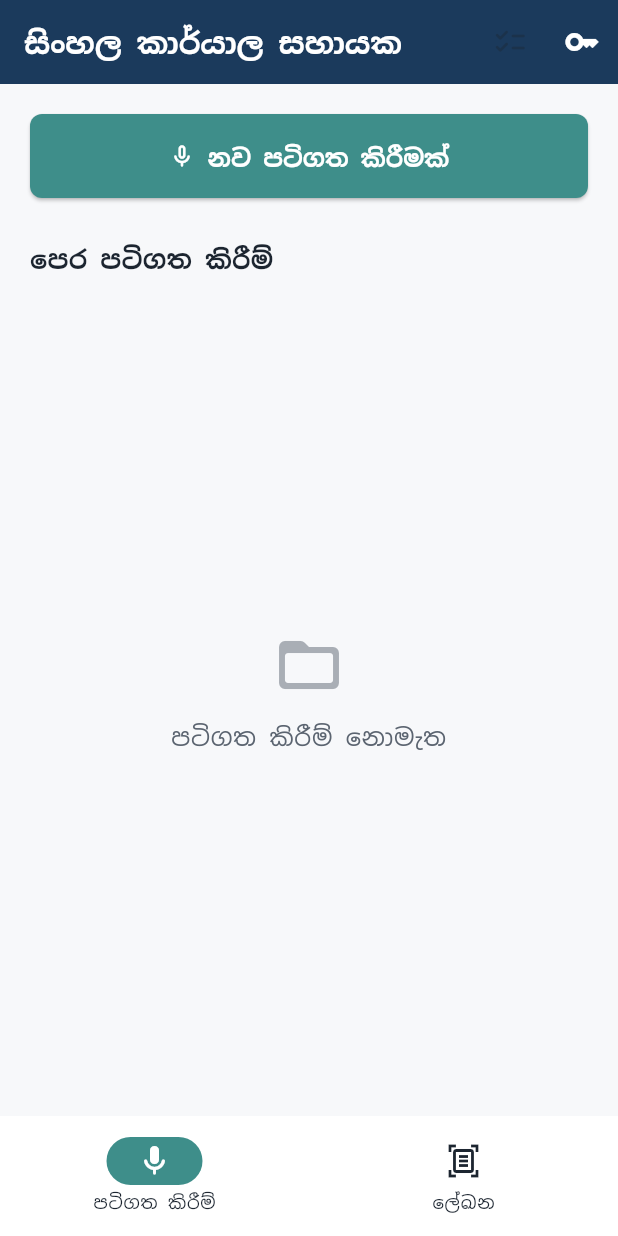
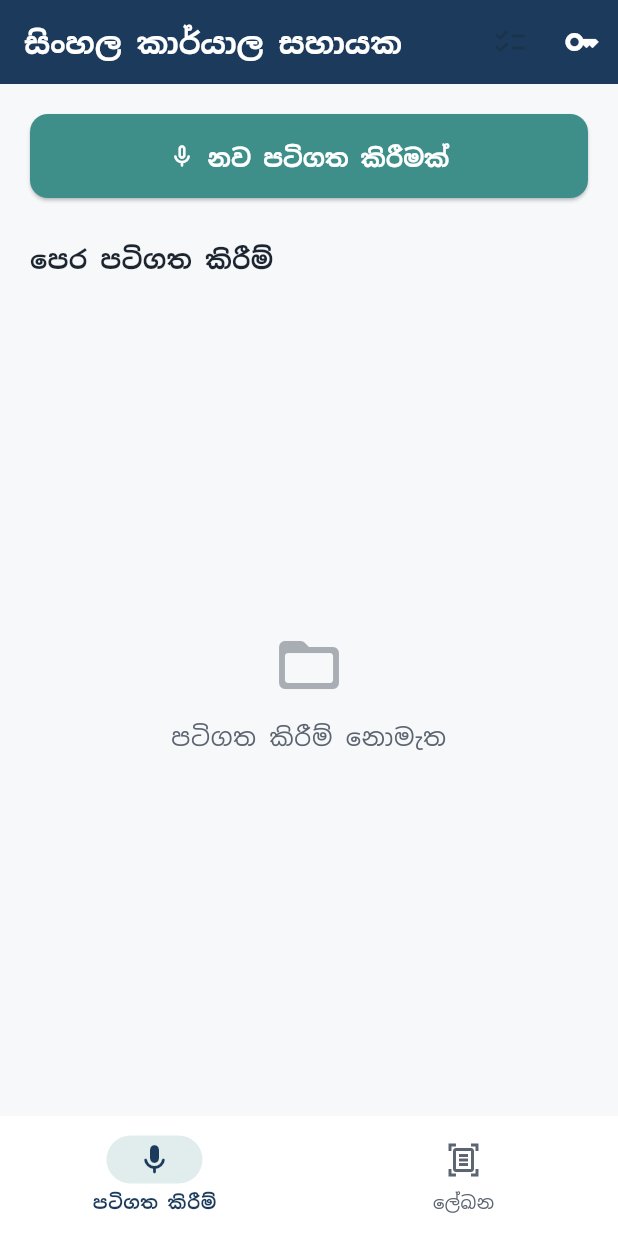
Before and after one commit to weenukarajapaksha/sinhala_office_assist, a Flutter app: the screen it shows after launch, on a phone screen of 412 x 824 dp. Run offline on Flutter 3.47's test engine with Material 3 defaults, Android fonts, the phone set to English and light mode, and no system bars; our stand-ins replace audioplayers, google_fonts, image_picker, pdf, printing, shared_preferences and 1 more; missing offline and left inert: dart:js_interop, record; Roboto replaces fonts that are missing (Noto Sans Sinhala).

Commit message:
Update app_theme.dart

```diff
--- a/lib/theme/app_theme.dart
+++ b/lib/theme/app_theme.dart
@@ -18,8 +18,13 @@ class AppTheme {
   static const Color textSecondary = Color(0xFF5B6470);
   static const Color divider = Color(0xFFE1E4E8);
 
-  static const double borderRadius = 8.0;
+  static const double borderRadius = 12.0;
   static const double sinhalaLineHeight = 1.5;
+
+  /// Standard duration/curve for the app's subtle, professional motion —
+  /// list entrances, AppBar crossfades, and expand/collapse transitions.
+  static const Duration motionDuration = Duration(milliseconds: 220);
+  static const Curve motionCurve = Curves.easeOutCubic;
 
   static ThemeData get lightTheme {
     final baseTextTheme = GoogleFonts.notoSansSinhalaTextTheme();
@@ -83,20 +88,32 @@ class AppTheme {
         onSurface: textPrimary,
       ),
       textTheme: textTheme,
+      pageTransitionsTheme: const PageTransitionsTheme(
+        builders: {
+          TargetPlatform.android: FadeForwardsPageTransitionsBuilder(),
+          TargetPlatform.iOS: FadeForwardsPageTransitionsBuilder(),
+          TargetPlatform.macOS: FadeForwardsPageTransitionsBuilder(),
+          TargetPlatform.windows: FadeForwardsPageTransitionsBuilder(),
+          TargetPlatform.linux: FadeForwardsPageTransitionsBuilder(),
+        },
+      ),
       appBarTheme: AppBarTheme(
         backgroundColor: primaryBlue,
         foregroundColor: surfaceWhite,
         elevation: 0,
+        scrolledUnderElevation: 2,
         centerTitle: false,
         titleTextStyle: textTheme.titleLarge?.copyWith(
           color: surfaceWhite,
           fontWeight: FontWeight.w600,
         ),
+        toolbarTextStyle: textTheme.bodyMedium,
       ),
       cardTheme: CardThemeData(
         color: surfaceWhite,
-        elevation: 1,
-        shadowColor: Colors.black.withValues(alpha: 0.08),
+        elevation: 2,
+        shadowColor: Colors.black.withValues(alpha: 0.10),
+        clipBehavior: Clip.antiAlias,
         shape: RoundedRectangleBorder(
           borderRadius: BorderRadius.circular(borderRadius),
         ),
@@ -113,6 +130,7 @@ class AppTheme {
             borderRadius: BorderRadius.circular(borderRadius),
           ),
           textStyle: textTheme.labelLarge,
+          animationDuration: motionDuration,
         ),
       ),
       outlinedButtonTheme: OutlinedButtonThemeData(
@@ -124,7 +142,66 @@ class AppTheme {
             borderRadius: BorderRadius.circular(borderRadius),
           ),
           textStyle: textTheme.labelLarge?.copyWith(color: primaryBlue),
+          animationDuration: motionDuration,
         ),
+      ),
+      iconButtonTheme: IconButtonThemeData(
+        style: IconButton.styleFrom(
+          highlightColor: accentTeal.withValues(alpha: 0.12),
+          hoverColor: accentTeal.withValues(alpha: 0.08),
+        ),
+      ),
+      floatingActionButtonTheme: FloatingActionButtonThemeData(
+        backgroundColor: accentTeal,
+        foregroundColor: surfaceWhite,
+        elevation: 2,
+        highlightElevation: 4,
+        shape: RoundedRectangleBorder(
+          borderRadius: BorderRadius.circular(borderRadius + 4),
+        ),
+      ),
+      navigationBarTheme: NavigationBarThemeData(
+        backgroundColor: surfaceWhite,
+        indicatorColor: accentTeal.withValues(alpha: 0.16),
+        surfaceTintColor: Colors.transparent,
+        elevation: 3,
+        labelTextStyle: WidgetStateProperty.resolveWith((states) {
+          final selected = states.contains(WidgetState.selected);
+          return textTheme.bodyMedium?.copyWith(
+            fontSize: 12,
+            fontWeight: selected ? FontWeight.w600 : FontWeight.w400,
+            color: selected ? primaryBlue : textSecondary,
+          );
+        }),
+        iconTheme: WidgetStateProperty.resolveWith((states) {
+          final selected = states.contains(WidgetState.selected);
+          return IconThemeData(
+            color: selected ? primaryBlue : textSecondary,
+          );
+        }),
+      ),
+      checkboxTheme: CheckboxThemeData(
+        fillColor: WidgetStateProperty.resolveWith((states) {
+          if (states.contains(WidgetState.selected)) return accentTeal;
+          return null;
+        }),
+        shape: RoundedRectangleBorder(
+          borderRadius: BorderRadius.circular(4),
+        ),
+      ),
+      progressIndicatorTheme: const ProgressIndicatorThemeData(
+        color: accentTeal,
+        linearTrackColor: divider,
+        circularTrackColor: divider,
+      ),
+      snackBarTheme: SnackBarThemeData(
+        backgroundColor: primaryBlue,
+        contentTextStyle: textTheme.bodyMedium?.copyWith(color: surfaceWhite),
+        behavior: SnackBarBehavior.floating,
+        shape: RoundedRectangleBorder(
+          borderRadius: BorderRadius.circular(borderRadius),
+        ),
+        actionTextColor: accentTeal,
       ),
       dividerTheme: const DividerThemeData(
         color: divider,
@@ -132,8 +209,8 @@ class AppTheme {
         space: 1,
       ),
       iconTheme: const IconThemeData(color: primaryBlue),
-      splashFactory: NoSplash.splashFactory,
-      highlightColor: Colors.transparent,
+      splashColor: accentTeal.withValues(alpha: 0.10),
+      highlightColor: accentTeal.withValues(alpha: 0.06),
     );
   }
 }
```
